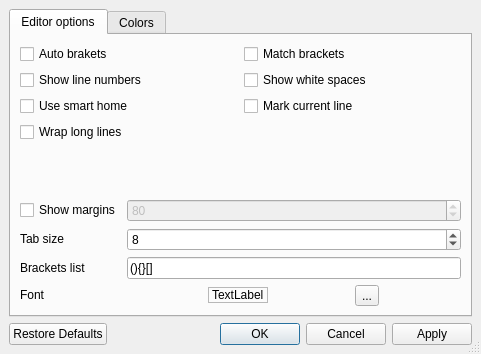
This is tools/qtsourceview/demos/demo4/configdialog.ui in diegoiast/qtsourceview as Qt 5 draws it before an edit. The edited form follows.
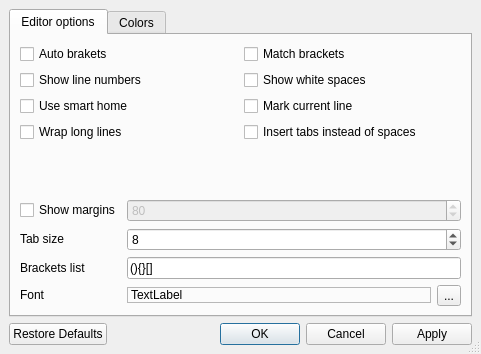
This is the edited form. Custom widgets are drawn as their Qt base class.

Commit message: * new feature: when you press tab, it's possible to insert spaces instead of tabs  * new api: the editor has a new slot to set the configuration. that is instead of    the old static method in EditorConfig.

Diff of the .ui file:
```diff
--- a/tools/qtsourceview/demos/demo4/configdialog.ui
+++ b/tools/qtsourceview/demos/demo4/configdialog.ui
@@ -44,7 +44,19 @@
          <property name="margin" >
           <number>0</number>
          </property>
-         <property name="spacing" >
+         <property name="topMargin" >
+          <number>0</number>
+         </property>
+         <property name="rightMargin" >
+          <number>0</number>
+         </property>
+         <property name="bottomMargin" >
+          <number>0</number>
+         </property>
+         <property name="horizontalSpacing" >
+          <number>6</number>
+         </property>
+         <property name="verticalSpacing" >
           <number>6</number>
          </property>
          <item row="0" column="0" >
@@ -96,6 +108,13 @@
            </property>
           </widget>
          </item>
+         <item row="3" column="1" >
+          <widget class="QCheckBox" name="insertTabs" >
+           <property name="text" >
+            <string>Insert tabs instead of spaces</string>
+           </property>
+          </widget>
+         </item>
         </layout>
        </item>
        <item>
@@ -116,7 +135,19 @@
          <property name="margin" >
           <number>0</number>
          </property>
-         <property name="spacing" >
+         <property name="topMargin" >
+          <number>0</number>
+         </property>
+         <property name="rightMargin" >
+          <number>0</number>
+         </property>
+         <property name="bottomMargin" >
+          <number>0</number>
+         </property>
+         <property name="horizontalSpacing" >
+          <number>6</number>
+         </property>
+         <property name="verticalSpacing" >
           <number>6</number>
          </property>
          <item row="0" column="0" >
@@ -201,9 +232,7 @@
            <item>
             <widget class="QLabel" name="labelFontPreview" >
              <property name="sizePolicy" >
-              <sizepolicy>
-               <hsizetype>0</hsizetype>
-               <vsizetype>0</vsizetype>
+              <sizepolicy vsizetype="Fixed" hsizetype="Minimum" >
                <horstretch>0</horstretch>
                <verstretch>0</verstretch>
               </sizepolicy>
```
Left out of the diff: 87 changed lines with no effect on the pictures. The commit also changes 6 other files.
